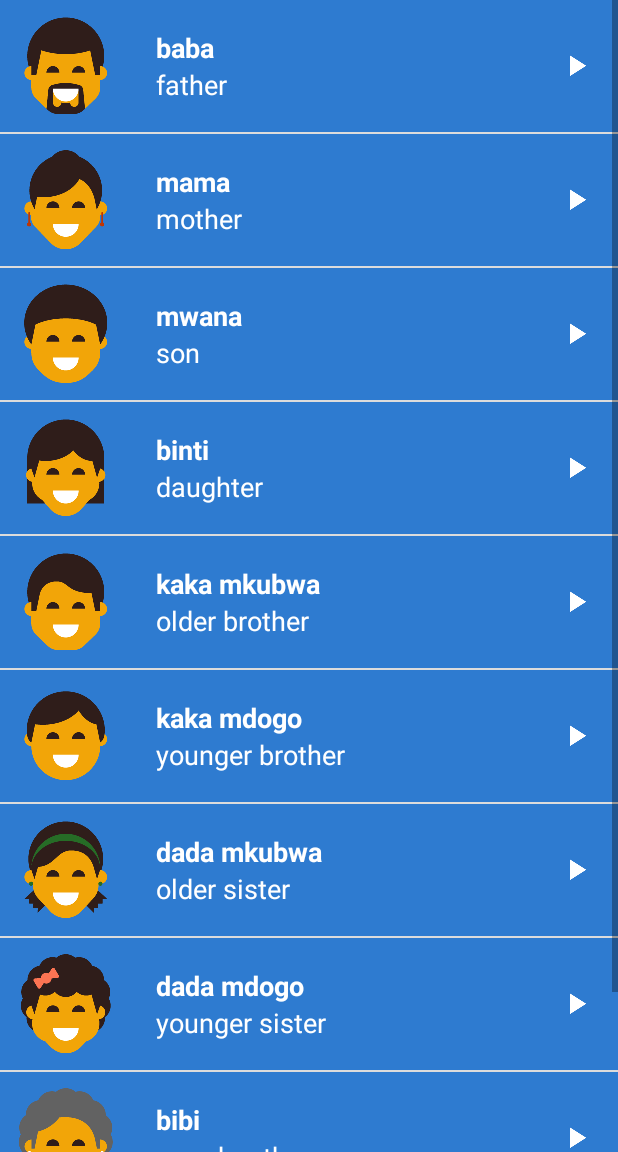
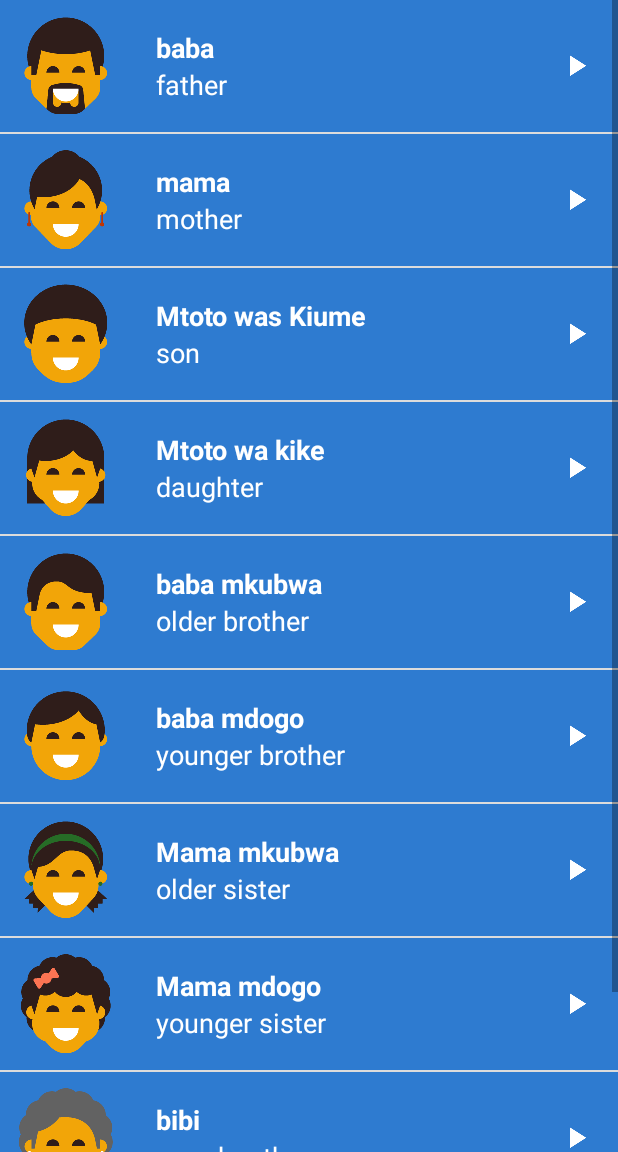
Before and after one commit to GitHubStoodent/SwahiliLanguageApp, an Android app: the fragment FamilyFragment shown on its own in the app's theme, on a phone screen of 412 x 824 dp, the part 84-1236 px from its top. Run offline under Robolectric (Android 15) with nearby library versions, the phone set to English and light mode, and no system bars.

Commit message:
changes have been made by Henry

```diff
--- a/app/src/main/java/com/example/languageapp/fragments/FamilyFragment.java
+++ b/app/src/main/java/com/example/languageapp/fragments/FamilyFragment.java
@@ -83,15 +83,15 @@ public class FamilyFragment extends Fragment {
         final ArrayList<Word> words = new ArrayList<>();
 
         words.add(new Word("father", "baba", R.mipmap.family_father,R.raw.father));
-        words.add(new Word("mother", "mama", R.mipmap.family_mother,R.raw.family_mother));
-        words.add(new Word("son", "mwana", R.mipmap.family_son,R.raw.son));
-        words.add(new Word("daughter", "binti", R.mipmap.family_daughter,R.raw.daughter));
-        words.add(new Word("older brother", "kaka mkubwa", R.mipmap.family_older_brother,R.raw.older_brother));
-        words.add(new Word("younger brother", "kaka mdogo", R.mipmap.family_younger_brother,R.raw.family_younger_brother));
-        words.add(new Word("older sister", "dada mkubwa", R.mipmap.family_older_sister,R.raw.family_younger_sister));
-        words.add(new Word("younger sister", "dada mdogo", R.mipmap.family_younger_sister,R.raw.family_younger_sister));
-        words.add(new Word("grandmother ", "bibi", R.mipmap.family_grandmother,R.raw.family_grandmother));
-        words.add(new Word("grandfather", "babu", R.mipmap.family_grandfather,R.raw.family_grandfather));
+        words.add(new Word("mother", "mama", R.mipmap.family_mother,R.raw.mother));
+        words.add(new Word("son", "Mtoto was Kiume", R.mipmap.family_son,R.raw.son));
+        words.add(new Word("daughter", "Mtoto wa kike", R.mipmap.family_daughter,R.raw.daughter));
+        words.add(new Word("older brother", "baba mkubwa", R.mipmap.family_older_brother,R.raw.older_brother));
+        words.add(new Word("younger brother", "baba mdogo", R.mipmap.family_younger_brother,R.raw.little_brother));
+        words.add(new Word("older sister", "Mama mkubwa", R.mipmap.family_older_sister,R.raw.older_sister));
+        words.add(new Word("younger sister", "Mama mdogo", R.mipmap.family_younger_sister,R.raw.younger_sister));
+        words.add(new Word("grandmother ", "bibi", R.mipmap.family_grandmother,R.raw.grandmother));
+        words.add(new Word("grandfather", "babu", R.mipmap.family_grandfather,R.raw.grandfather));
 
         // Create an {@link WordAdapter}, whose data source is a list of {@link Word}s. The
         // adapter knows how to create list items for each item in the list.
```
Also changed, not shown: 5 other files.
